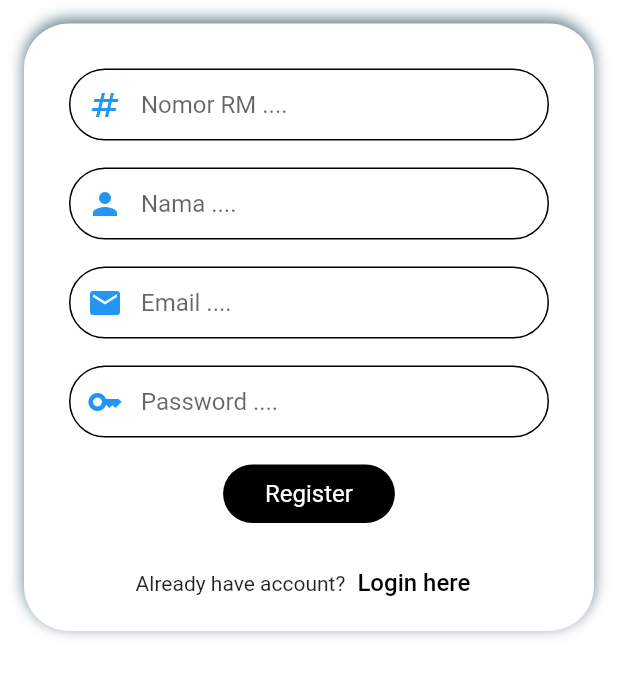
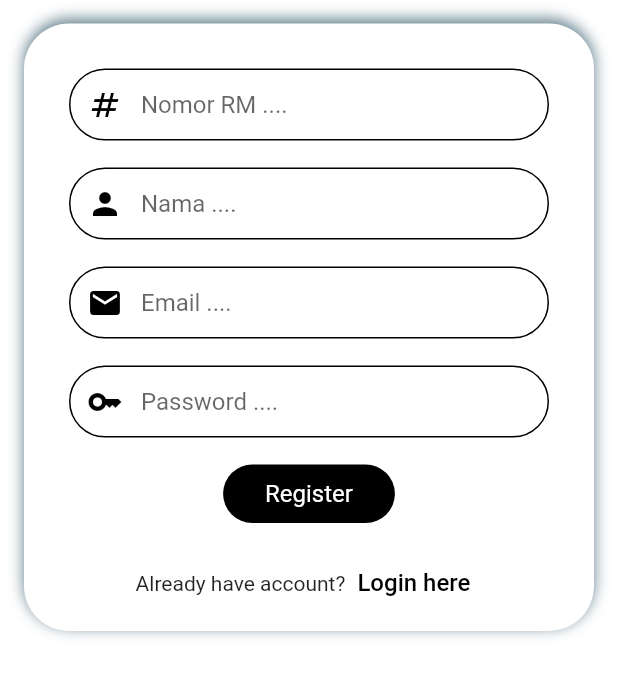
Before and after one commit to novia01/RemindMe, a Flutter app: the SignUp screen opened directly, on a phone screen of 412 x 824 dp, the part 428-1126 px from its top. Run offline on Flutter 3.47's test engine with Material 2 defaults, Android fonts, the phone set to English and light mode, and no system bars; our stand-ins replace firebase_core, firebase_messaging, fluttertoast, get, shared_preferences; accounts and stored records are empty.

Commit message:
modified:   lib/users/authentication/signup.dart

```diff
--- a/lib/users/authentication/signup.dart
+++ b/lib/users/authentication/signup.dart
@@ -136,7 +136,7 @@ class _SignUpState extends State<SignUp> {
                                     decoration:  InputDecoration (
                                       prefixIcon: const Icon (
                                         Icons.numbers,
-                                        color:  Colors.blue,
+                                        color:  Colors.black,
                                       ),
                                       hintText: "Nomor RM ....",
                                       border: OutlineInputBorder (
@@ -179,7 +179,7 @@ class _SignUpState extends State<SignUp> {
                                     decoration:  InputDecoration (
                                       prefixIcon: const Icon (
                                         Icons.person,
-                                        color:  Colors.blue,
+                                        color:  Colors.black,
                                       ),
                                       hintText: "Nama ....",
                                       border: OutlineInputBorder (
@@ -222,7 +222,7 @@ class _SignUpState extends State<SignUp> {
                                     decoration:  InputDecoration (
                                       prefixIcon: const Icon (
                                         Icons.mail,
-                                        color:  Colors.blue,
+                                        color:  Colors.black,
                                       ),
                                       hintText: "Email ....",
                                       border: OutlineInputBorder (
@@ -265,7 +265,7 @@ class _SignUpState extends State<SignUp> {
                                     decoration:  InputDecoration (
                                       prefixIcon: const Icon (
                                         Icons.key,
-                                        color:  Colors.blue,
+                                        color:  Colors.black,
                                       ),
                                       hintText: "Password ....",
                                       border: OutlineInputBorder (
```
